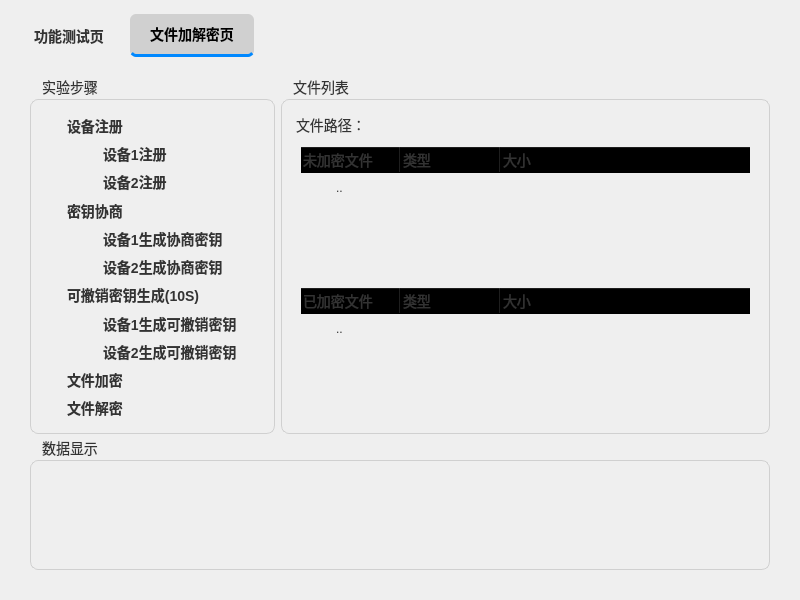
First picture: the form in functiontest.ui, repository xiangxu05/encryptoDecryptoTest, before the edit.
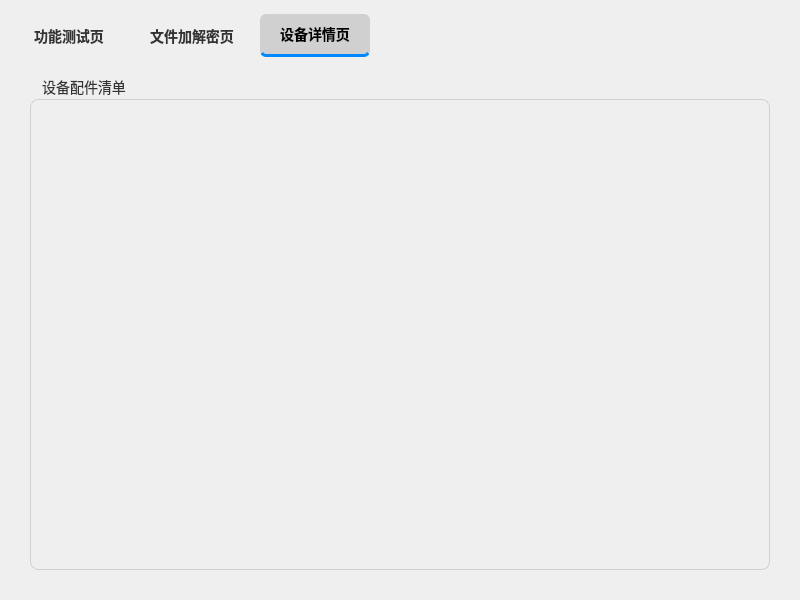
Second picture: the form after the edit. Custom widgets are drawn as their Qt base class.

Commit message: feature:Add device detail page.

The edit to the form file:
```diff
--- a/functiontest.ui
+++ b/functiontest.ui
@@ -289,7 +289,7 @@
 }</string>
      </property>
      <property name="currentIndex">
-      <number>1</number>
+      <number>2</number>
      </property>
      <widget class="QWidget" name="functionTestTab">
       <property name="styleSheet">
@@ -1309,6 +1309,29 @@
        </item>
       </layout>
      </widget>
+     <widget class="QWidget" name="tab">
+      <attribute name="title">
+       <string>设备详情页</string>
+      </attribute>
+      <layout class="QVBoxLayout" name="verticalLayout_11">
+       <item>
+        <widget class="QGroupBox" name="groupBox_7">
+         <property name="title">
+          <string>设备配件清单</string>
+         </property>
+         <layout class="QVBoxLayout" name="verticalLayout_12">
+          <item>
+           <widget class="QLabel" name="deviceLable">
+            <property name="text">
+             <string/>
+            </property>
+           </widget>
+          </item>
+         </layout>
+        </widget>
+       </item>
+      </layout>
+     </widget>
     </widget>
    </item>
   </layout>
```
The commit also changes 4 other files.
